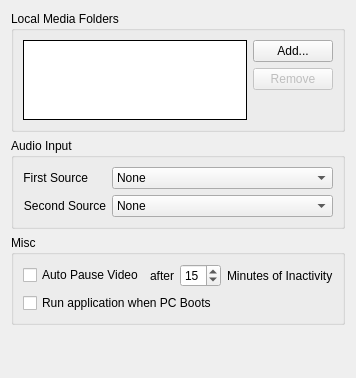
Above: client/libclient/src/ui/widgets/local_settings/general_preferences_widget.ui from networkoptix/nx_open before the change. Below: the same form after it.
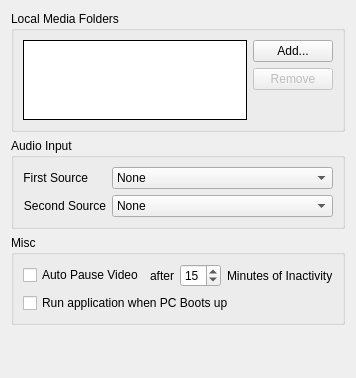
That is the form after the change.

The edit to the form file:
```diff
--- a/client/libclient/src/ui/widgets/local_settings/general_preferences_widget.ui
+++ b/client/libclient/src/ui/widgets/local_settings/general_preferences_widget.ui
@@ -207,7 +207,7 @@
       <item row="1" column="0">
        <widget class="QCheckBox" name="autoStartCheckBox">
         <property name="text">
-         <string>Run application when PC Boots</string>
+         <string>Run application when PC Boots up</string>
         </property>
        </widget>
       </item>
```
